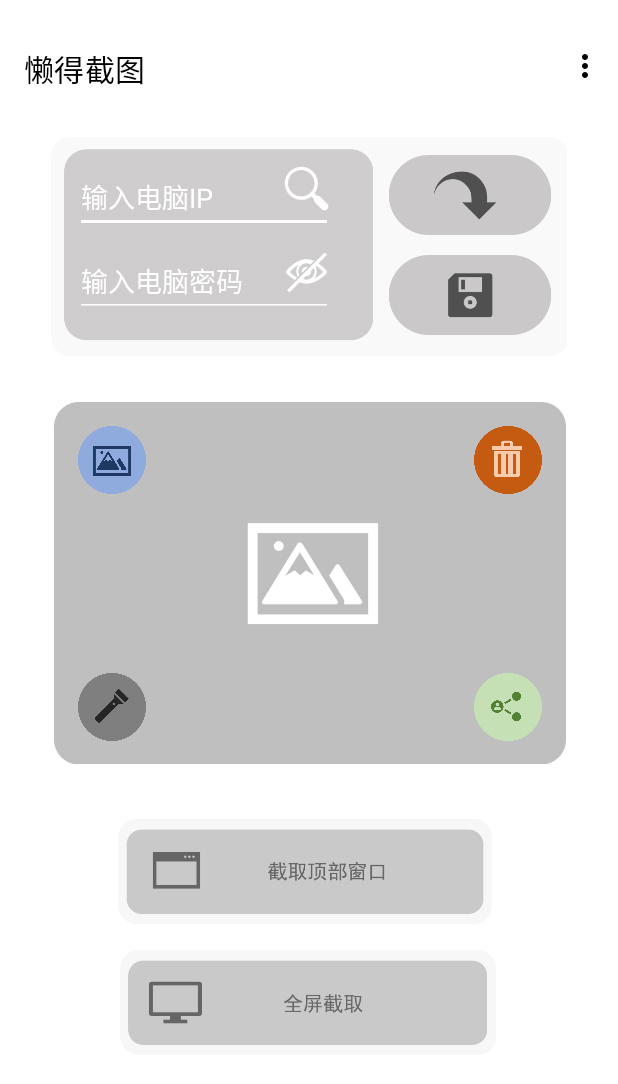
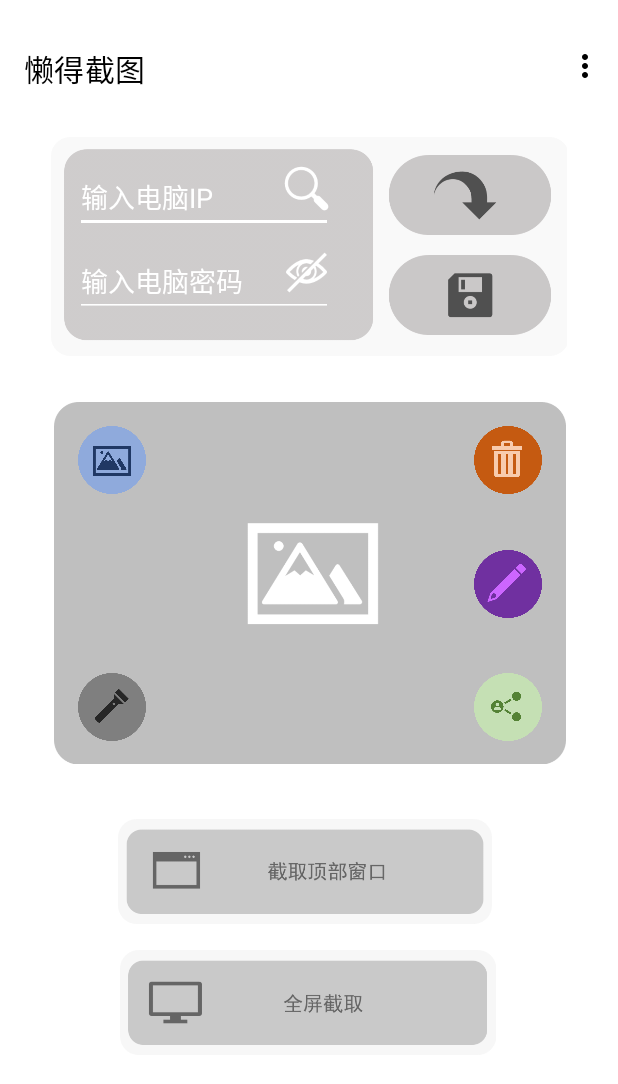
Before and after one commit to PlayXboxtion963/ScreenshotPC2, an Android app: the screen it shows after launch (MainActivity), on a phone screen of 412 x 824 dp. Shown: the top 1084 px of the screen. Run offline under Robolectric (Android 15) with nearby library versions, the phone set to English and light mode, and no system bars; libraries missing offline, so code that uses them is left out: androidx.palette.graphics, com.arialyy.annotations, com.arialyy.aria, com.bm.library, com.inuker.bluetooth and 3 more; plain views replace PhotoView; pictures from the network do not load; 4 statements that could not run were skipped.

Commit message:
LTSC2022.02.6

```diff
--- a/app/src/main/java/com/playxboxtion233/screenshotpc/MainActivity.java
+++ b/app/src/main/java/com/playxboxtion233/screenshotpc/MainActivity.java
@@ -170,6 +170,7 @@ private  int isoled=0;
         mtoolbar.setTitle(R.string.app_name);
         mtoolbar.inflateMenu(R.menu.mymenu);
         mtoolbar.setOnMenuItemClickListener(new Toolbar.OnMenuItemClickListener() {
+            @SuppressLint("NonConstantResourceId")
             @Override
             public boolean onMenuItemClick(MenuItem menuItem) {
                 String msg = "";
@@ -239,7 +240,7 @@ private  int isoled=0;
                     case R.id.miband:
 
                         ImageView mimageview=findViewById(R.id.imageView4);
-                        mimageview.setVisibility(View.VISIBLE);
+
 
                         final EditText inputServer = new EditText(MainActivity.this);
                         AlertDialog.Builder builder = new AlertDialog.Builder(MainActivity.this);
@@ -253,6 +254,7 @@ private  int isoled=0;
                                 editor.commit();
                                     mblue.setContext(MainActivity.this);
                                     mblue.setMac(Mac);
+                                    mimageview.setVisibility(View.VISIBLE);
                                     mblue.setTextview(mtext);
                                     mblue.startble();
 
@@ -357,6 +359,9 @@ private  int isoled=0;
     ImageViewxxx.setOnClickListener(this);
     photoView.setOnClickListener(this);
     ImageView suolue=(ImageView)findViewById(R.id.imageView);
+    ImageButton editbutton=findViewById(R.id.photoedit);
+    editbutton.setOnClickListener(this);
+    editbutton.setOnTouchListener(this);
     findViewById(R.id.timeText).setVisibility(View.INVISIBLE);
     suolue.setOnClickListener(this);
     btn_wallpaper.setOnClickListener(this);
@@ -655,6 +660,15 @@ private  int isoled=0;
                 findViewById(R.id.imageView3).setVisibility(View.VISIBLE);
                 }
                 break;
+            case R.id.photoedit:
+                if(Uritoshare!=null){
+                    Intent editIntent = new Intent(Intent.ACTION_EDIT);
+                    editIntent.setDataAndType(Uritoshare, "image/*");
+                    editIntent.setFlags(Intent.FLAG_GRANT_READ_URI_PERMISSION);
+                    startActivity(Intent.createChooser(editIntent, null));
+                }
+                else{Toast.makeText(this,"先截图,谢谢", Toast.LENGTH_SHORT).show();}
+                break;
             case R.id.share:
                 if(Uritoshare!=null){
                     share(Uritoshare);}
@@ -874,6 +888,7 @@ private  int isoled=0;
             case R.id.screenon:
             case R.id.storebtn:
             case R.id.wallpaper:
+            case R.id.photoedit:
                 if (event.getAction() == MotionEvent.ACTION_UP) {
                     v.performHapticFeedback(HapticFeedbackConstants.VIRTUAL_KEY_RELEASE);
 
--- a/app/src/main/res/layout/activity_main.xml
+++ b/app/src/main/res/layout/activity_main.xml
@@ -317,6 +317,19 @@
             app:layout_constraintHorizontal_bias="0.5"
             app:layout_constraintStart_toStartOf="@+id/imageView" />
 
+        <ImageButton
+            android:id="@+id/photoedit"
+            android:layout_width="45dp"
+            android:layout_height="45dp"
+            android:layout_marginEnd="16dp"
+            android:background="#00FF0000"
+            android:scaleType="fitCenter"
+            app:layout_constraintBottom_toTopOf="@+id/share"
+            app:layout_constraintEnd_toEndOf="parent"
+            app:layout_constraintTop_toBottomOf="@+id/deleteph"
+            app:layout_constraintVertical_bias="0.506"
+            app:srcCompat="@drawable/photoedit" />
+
     </androidx.constraintlayout.widget.ConstraintLayout>
 
     <ImageView
```
Also changed, not shown: app/src/main/res/drawable/photoedit.png (added).
